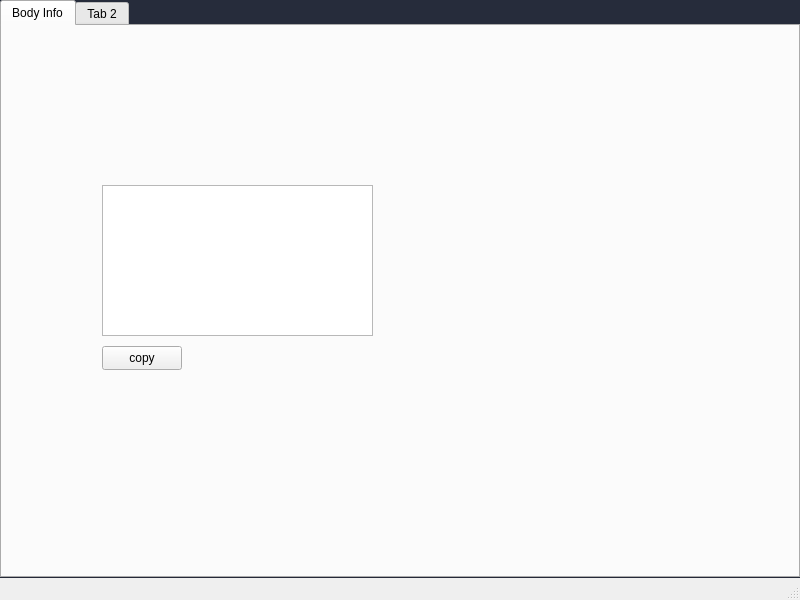
The window that python/celestialwindow.ui (QuakeIV/pax-interitus) describes before a commit, drawn with Qt 5.
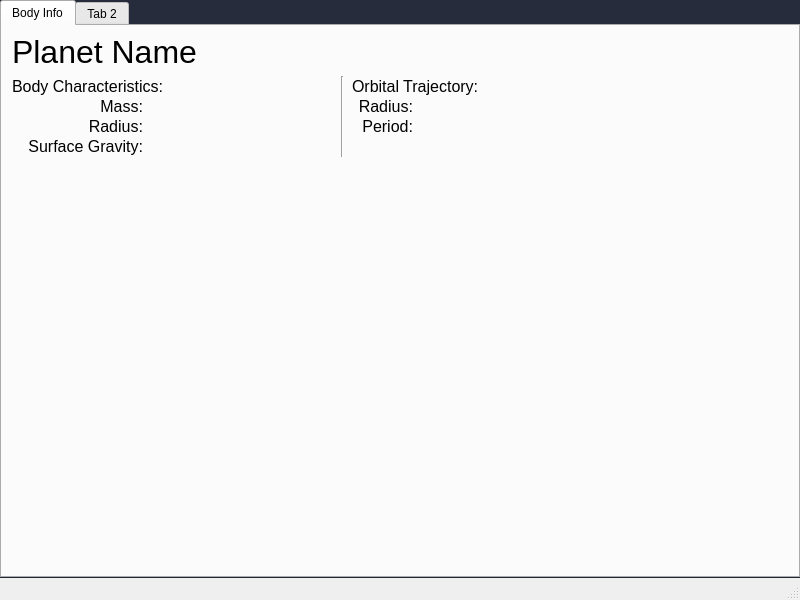
The same window after the commit.

Commit message: planet info window greatly refined, related changes

Diff of the .ui file:
```diff
--- a/python/celestialwindow.ui
+++ b/python/celestialwindow.ui
@@ -10,6 +10,12 @@
     <height>600</height>
    </rect>
   </property>
+  <property name="minimumSize">
+   <size>
+    <width>800</width>
+    <height>600</height>
+   </size>
+  </property>
   <property name="windowTitle">
    <string>Celestial Body Info</string>
   </property>
@@ -50,29 +56,360 @@
        <attribute name="title">
         <string>Body Info</string>
        </attribute>
-       <widget class="QPushButton" name="copytextview">
+       <widget class="QLabel" name="label_1">
         <property name="geometry">
          <rect>
-          <x>100</x>
-          <y>320</y>
-          <width>80</width>
-          <height>24</height>
+          <x>10</x>
+          <y>70</y>
+          <width>131</width>
+          <height>21</height>
          </rect>
         </property>
+        <property name="minimumSize">
+         <size>
+          <width>61</width>
+          <height>21</height>
+         </size>
+        </property>
+        <property name="font">
+         <font>
+          <pointsize>12</pointsize>
+         </font>
+        </property>
         <property name="text">
-         <string>copy</string>
+         <string>Mass:</string>
         </property>
+        <property name="textFormat">
+         <enum>Qt::PlainText</enum>
+        </property>
+        <property name="alignment">
+         <set>Qt::AlignRight|Qt::AlignTrailing|Qt::AlignVCenter</set>
+        </property>
        </widget>
-       <widget class="QTextEdit" name="textview">
+       <widget class="QLabel" name="label_2">
         <property name="geometry">
          <rect>
-          <x>100</x>
-          <y>159</y>
-          <width>271</width>
-          <height>151</height>
+          <x>10</x>
+          <y>90</y>
+          <width>131</width>
+          <height>21</height>
          </rect>
         </property>
+        <property name="font">
+         <font>
+          <pointsize>12</pointsize>
+         </font>
+        </property>
+        <property name="text">
+         <string>Radius:</string>
+        </property>
+        <property name="textFormat">
+         <enum>Qt::PlainText</enum>
+        </property>
+        <property name="alignment">
+         <set>Qt::AlignRight|Qt::AlignTrailing|Qt::AlignVCenter</set>
+        </property>
        </widget>
+       <widget class="QLabel" name="label_0">
+        <property name="geometry">
+         <rect>
+          <x>10</x>
+          <y>50</y>
+          <width>261</width>
+          <height>21</height>
+         </rect>
+        </property>
+        <property name="font">
+         <font>
+          <pointsize>12</pointsize>
+         </font>
+        </property>
+        <property name="text">
+         <string>Body Characteristics:</string>
+        </property>
+        <property name="textFormat">
+         <enum>Qt::PlainText</enum>
+        </property>
+        <property name="alignment">
+         <set>Qt::AlignLeading|Qt::AlignLeft|Qt::AlignVCenter</set>
+        </property>
+       </widget>
+       <widget class="QLabel" name="label_3">
+        <property name="geometry">
+         <rect>
+          <x>350</x>
+          <y>50</y>
+          <width>141</width>
+          <height>21</height>
+         </rect>
+        </property>
+        <property name="font">
+         <font>
+          <pointsize>12</pointsize>
+         </font>
+        </property>
+        <property name="text">
+         <string>Orbital Trajectory:</string>
+        </property>
+        <property name="textFormat">
+         <enum>Qt::PlainText</enum>
+        </property>
+        <property name="alignment">
+         <set>Qt::AlignLeading|Qt::AlignLeft|Qt::AlignVCenter</set>
+        </property>
+       </widget>
+       <widget class="QLabel" name="label_4">
+        <property name="geometry">
+         <rect>
+          <x>350</x>
+          <y>70</y>
+          <width>61</width>
+          <height>21</height>
+         </rect>
+        </property>
+        <property name="font">
+         <font>
+          <pointsize>12</pointsize>
+         </font>
+        </property>
+        <property name="text">
+         <string>Radius:</string>
+        </property>
+        <property name="textFormat">
+         <enum>Qt::PlainText</enum>
+        </property>
+        <property name="alignment">
+         <set>Qt::AlignRight|Qt::AlignTrailing|Qt::AlignVCenter</set>
+        </property>
+       </widget>
+       <widget class="QLabel" name="label_5">
+        <property name="geometry">
+         <rect>
+          <x>350</x>
+          <y>90</y>
+          <width>61</width>
+          <height>21</height>
+         </rect>
+        </property>
+        <property name="font">
+         <font>
+          <pointsize>12</pointsize>
+         </font>
+        </property>
+        <property name="text">
+         <string>Period:</string>
+        </property>
+        <property name="textFormat">
+         <enum>Qt::PlainText</enum>
+        </property>
+        <property name="alignment">
+         <set>Qt::AlignRight|Qt::AlignTrailing|Qt::AlignVCenter</set>
+        </property>
+       </widget>
+       <widget class="QLabel" name="mass">
+        <property name="geometry">
+         <rect>
+          <x>150</x>
+          <y>70</y>
+          <width>181</width>
+          <height>21</height>
+         </rect>
+        </property>
+        <property name="font">
+         <font>
+          <pointsize>12</pointsize>
+         </font>
+        </property>
+        <property name="text">
+         <string/>
+        </property>
+        <property name="textFormat">
+         <enum>Qt::PlainText</enum>
+        </property>
+        <property name="alignment">
+         <set>Qt::AlignLeading|Qt::AlignLeft|Qt::AlignVCenter</set>
+        </property>
+        <property name="textInteractionFlags">
+         <set>Qt::LinksAccessibleByMouse|Qt::TextSelectableByKeyboard|Qt::TextSelectableByMouse</set>
+        </property>
+       </widget>
+       <widget class="QLabel" name="physical_radius">
+        <property name="geometry">
+         <rect>
+          <x>150</x>
+          <y>90</y>
+          <width>181</width>
+          <height>21</height>
+         </rect>
+        </property>
+        <property name="font">
+         <font>
+          <pointsize>12</pointsize>
+         </font>
+        </property>
+        <property name="text">
+         <string/>
+        </property>
+        <property name="textFormat">
+         <enum>Qt::PlainText</enum>
+        </property>
+        <property name="alignment">
+         <set>Qt::AlignLeading|Qt::AlignLeft|Qt::AlignVCenter</set>
+        </property>
+        <property name="textInteractionFlags">
+         <set>Qt::LinksAccessibleByMouse|Qt::TextSelectableByKeyboard|Qt::TextSelectableByMouse</set>
+        </property>
+       </widget>
+       <widget class="QLabel" name="orbital_radius">
+        <property name="geometry">
+         <rect>
+          <x>420</x>
+          <y>70</y>
+          <width>361</width>
+          <height>21</height>
+         </rect>
+        </property>
+        <property name="font">
+         <font>
+          <pointsize>12</pointsize>
+         </font>
+        </property>
+        <property name="text">
+         <string/>
+        </property>
+        <property name="textFormat">
+         <enum>Qt::PlainText</enum>
+        </property>
+        <property name="alignment">
+         <set>Qt::AlignLeading|Qt::AlignLeft|Qt::AlignVCenter</set>
+        </property>
+        <property name="textInteractionFlags">
+         <set>Qt::LinksAccessibleByMouse|Qt::TextSelectableByKeyboard|Qt::TextSelectableByMouse</set>
+        </property>
+       </widget>
+       <widget class="QLabel" name="orbital_period">
+        <property name="geometry">
+         <rect>
+          <x>420</x>
+          <y>90</y>
+          <width>361</width>
+          <height>21</height>
+         </rect>
+        </property>
+        <property name="font">
+         <font>
+          <pointsize>12</pointsize>
+         </font>
+        </property>
+        <property name="text">
+         <string/>
+        </property>
+        <property name="textFormat">
+         <enum>Qt::PlainText</enum>
+        </property>
+        <property name="alignment">
+         <set>Qt::AlignLeading|Qt::AlignLeft|Qt::AlignVCenter</set>
+        </property>
+        <property name="textInteractionFlags">
+         <set>Qt::LinksAccessibleByMouse|Qt::TextSelectableByKeyboard|Qt::TextSelectableByMouse</set>
+        </property>
+       </widget>
+       <widget class="Line" name="line">
+        <property name="geometry">
+         <rect>
+          <x>330</x>
+          <y>50</y>
+          <width>20</width>
+          <height>81</height>
+         </rect>
+        </property>
+        <property name="orientation">
+         <enum>Qt::Vertical</enum>
+        </property>
+       </widget>
+       <widget class="QLabel" name="name">
+        <property name="geometry">
+         <rect>
+          <x>10</x>
+          <y>10</y>
+          <width>351</width>
+          <height>31</height>
+         </rect>
+        </property>
+        <property name="font">
+         <font>
+          <pointsize>24</pointsize>
+         </font>
+        </property>
+        <property name="text">
+         <string>Planet Name</string>
+        </property>
+       </widget>
+       <widget class="QLabel" name="label_6">
+        <property name="geometry">
+         <rect>
+          <x>10</x>
+          <y>110</y>
+          <width>131</width>
+          <height>21</height>
+         </rect>
+        </property>
+        <property name="font">
+         <font>
+          <pointsize>12</pointsize>
+         </font>
+        </property>
+        <property name="text">
+         <string>Surface Gravity:</string>
+        </property>
+        <property name="textFormat">
+         <enum>Qt::PlainText</enum>
+        </property>
+        <property name="alignment">
+         <set>Qt::AlignRight|Qt::AlignTrailing|Qt::AlignVCenter</set>
+        </property>
+       </widget>
+       <widget class="QLabel" name="surface_gravity">
+        <property name="geometry">
+         <rect>
+          <x>150</x>
+          <y>110</y>
+          <width>181</width>
+          <height>21</height>
+         </rect>
+        </property>
+        <property name="font">
+         <font>
+          <pointsize>12</pointsize>
+         </font>
+        </property>
+        <property name="text">
+         <string/>
+        </property>
+        <property name="textFormat">
+         <enum>Qt::PlainText</enum>
+        </property>
+        <property name="alignment">
+         <set>Qt::AlignLeading|Qt::AlignLeft|Qt::AlignVCenter</set>
+        </property>
+        <property name="textInteractionFlags">
+         <set>Qt::LinksAccessibleByMouse|Qt::TextSelectableByKeyboard|Qt::TextSelectableByMouse</set>
+        </property>
+       </widget>
+       <zorder>label_1</zorder>
+       <zorder>label_0</zorder>
+       <zorder>label_3</zorder>
+       <zorder>label_4</zorder>
+       <zorder>label_5</zorder>
+       <zorder>mass</zorder>
+       <zorder>physical_radius</zorder>
+       <zorder>orbital_radius</zorder>
+       <zorder>orbital_period</zorder>
+       <zorder>label_2</zorder>
+       <zorder>line</zorder>
+       <zorder>name</zorder>
+       <zorder>label_6</zorder>
+       <zorder>surface_gravity</zorder>
       </widget>
       <widget class="QWidget" name="tab_2">
        <attribute name="title">
```
The commit also changes 8 other files.
